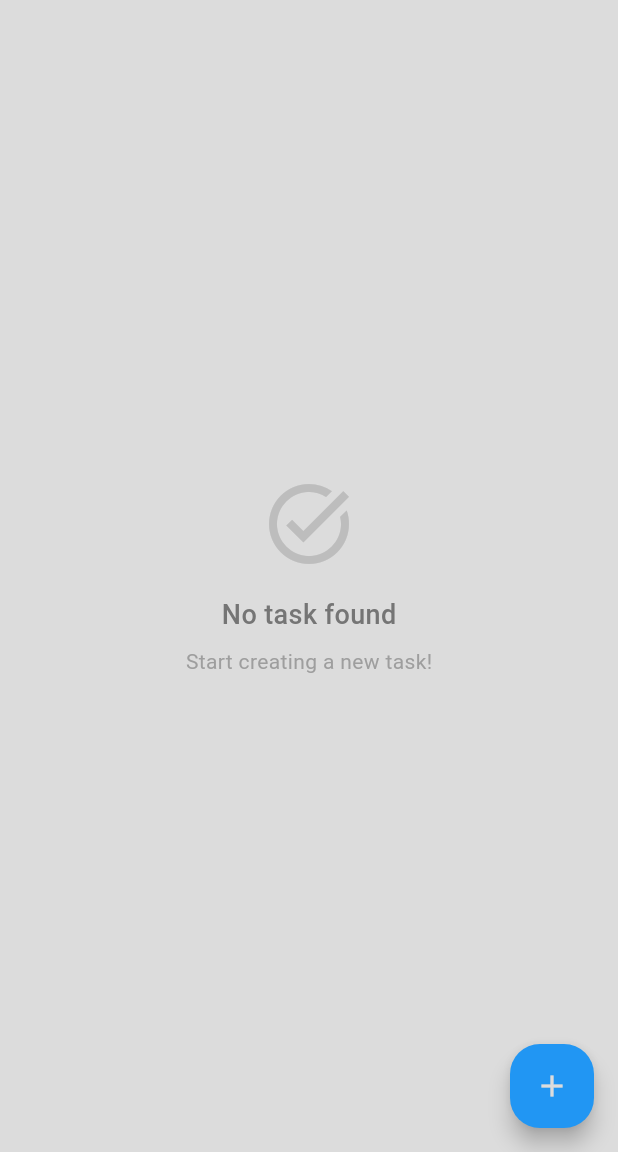
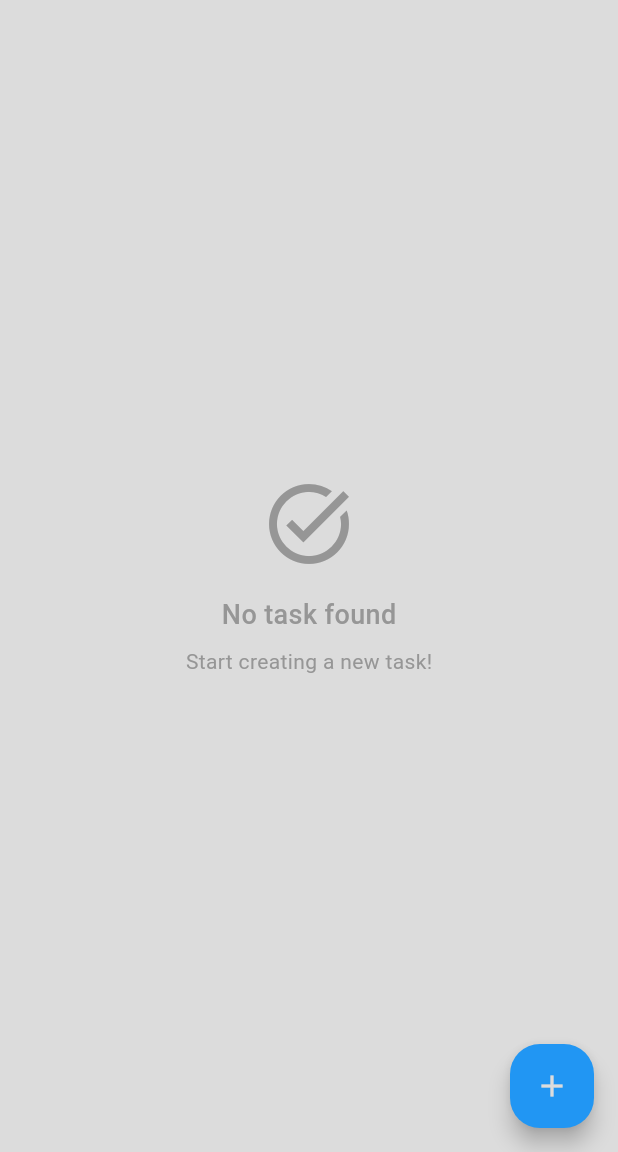
Before and after one commit to kenjiroyamada16/tekna-app, a Flutter app: the HomePage screen opened by its route, on a phone screen of 412 x 824 dp, the part 84-1236 px from its top. Run offline on Flutter 3.47's test engine with Material 3 defaults, Android fonts, the phone set to English and light mode, and no system bars; our stand-ins replace flutter_bloc, get_it, supabase_flutter; accounts and stored records are empty.

Commit message:
[FIX] remove unused component

```diff
--- a/lib/presentation/pages/home_page.dart
+++ b/lib/presentation/pages/home_page.dart
@@ -90,7 +90,7 @@ class _HomePageState extends State<HomePage> {
                   Text(
                     state.message,
                     textAlign: TextAlign.center,
-                    style: TextStyle(color: Colors.grey[600]),
+                    style: TextStyle(color: AppColors.grey),
                   ),
                   const SizedBox(height: 16),
                   ElevatedButton(
@@ -108,20 +108,20 @@ class _HomePageState extends State<HomePage> {
                 child: Column(
                   mainAxisAlignment: MainAxisAlignment.center,
                   children: [
-                    Icon(Icons.task_alt, size: 64, color: Colors.grey[400]),
+                    Icon(Icons.task_alt, size: 64, color: AppColors.grey),
                     const SizedBox(height: 16),
                     Text(
                       'No task found',
                       style: TextStyle(
                         fontSize: 18,
                         fontWeight: FontWeight.w500,
-                        color: Colors.grey[600],
+                        color: AppColors.grey,
                       ),
                     ),
                     const SizedBox(height: 8),
                     Text(
                       'Start creating a new task!',
-                      style: TextStyle(color: Colors.grey[500]),
+                      style: TextStyle(color: AppColors.grey),
                     ),
                   ],
                 ),
@@ -157,25 +157,6 @@ class _HomePageState extends State<HomePage> {
           borderRadius: BorderRadiusGeometry.circular(20),
         ),
         child: Icon(Icons.add, color: AppColors.backgroundColor),
-      ),
-    );
-  }
-
-  Widget _getFabItem({required String label, required Widget leadingIcon}) {
-    return DecoratedBox(
-      decoration: BoxDecoration(
-        color: AppColors.white,
-        borderRadius: BorderRadius.circular(12),
-        boxShadow: [
-          BoxShadow(
-            color: AppColors.black.withValues(alpha: 0.05),
-            blurRadius: 4,
-          ),
-        ],
-      ),
-      child: Padding(
-        padding: const EdgeInsets.symmetric(vertical: 8, horizontal: 12),
-        child: Row(spacing: 8, children: [leadingIcon, Text(label)]),
       ),
     );
   }
--- a/pubspec.yaml
+++ b/pubspec.yaml
@@ -15,7 +15,6 @@ dependencies:
   get_it: ^8.0.3
   flutter_bloc: ^9.1.1
   supabase_flutter: ^2.0.0
-  flutter_speed_dial: ^7.0.0
   flutter_secure_storage: ^9.2.4
 
   cupertino_icons: ^1.0.8
```
Also changed, not shown: pubspec.lock.
